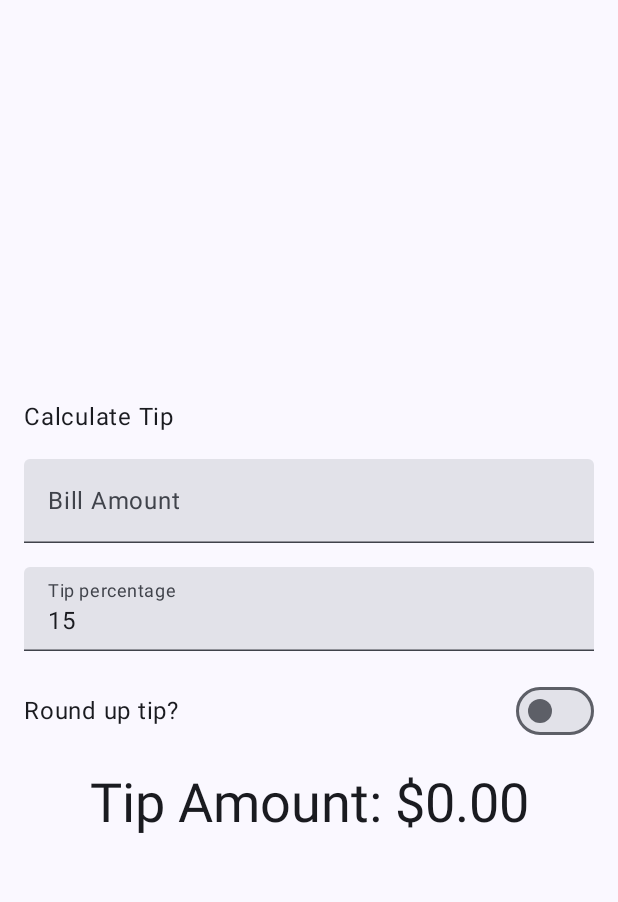
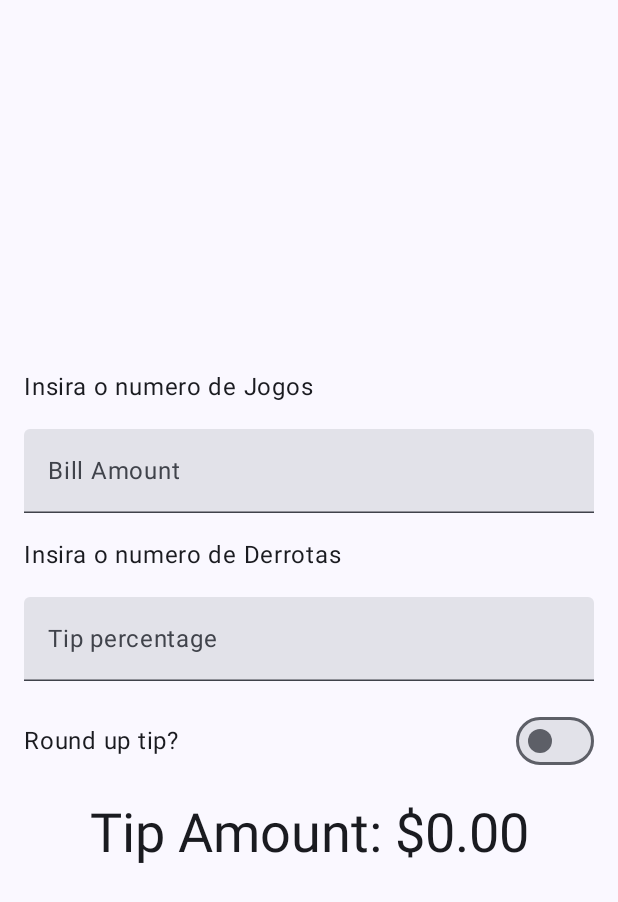
Before and after one commit to Condesso1998/CheckWin_Final, an Android app built with Jetpack Compose: the screen it shows after launch (MainActivity), on a phone screen of 412 x 824 dp. Shown: the top 902 px of the screen. Run offline under Robolectric (Android 15) with nearby library versions, the phone set to English and light mode, and no system bars.

Commit message:
mudança do nome das variaveis

```diff
--- a/app/src/main/java/pt/ipg/checkwin_final/MainActivity.kt
+++ b/app/src/main/java/pt/ipg/checkwin_final/MainActivity.kt
@@ -37,7 +37,6 @@ import androidx.compose.ui.tooling.preview.Preview
 import androidx.compose.ui.unit.dp
 import pt.ipg.checkwin_final.ui.theme.CheckWin_FinalTheme
 import java.text.NumberFormat
-
 class MainActivity : ComponentActivity() {
     override fun onCreate(savedInstanceState: Bundle?) {
         super.onCreate(savedInstanceState)
@@ -74,7 +73,9 @@ fun EditNumberField(
             imeAction = action
         ),
         modifier = modifier
+
     )
+
 }
 
 @Composable
@@ -105,7 +106,7 @@ fun TipTimeLayout(modifier: Modifier = Modifier) {
     }
 
     var tipPercentageInput by remember {
-        mutableStateOf("15")
+        mutableStateOf("")
     }
 
     var roundUpTip by remember {
@@ -127,7 +128,7 @@ fun TipTimeLayout(modifier: Modifier = Modifier) {
         verticalArrangement = Arrangement.Center
     ) {
         Text(
-            text = stringResource(R.string.calculate_tip),
+            text = stringResource(R.string.num_vitorias),
             modifier = Modifier
                 .padding(bottom = 16.dp)
                 .align(alignment = Alignment.Start)
@@ -141,6 +142,12 @@ fun TipTimeLayout(modifier: Modifier = Modifier) {
                 .fillMaxWidth()
                 .padding(bottom = 16.dp)
         )
+        Text(
+            text = stringResource(R.string.num_derrotas),
+            modifier = Modifier
+                .padding(bottom = 16.dp)
+                .align(alignment = Alignment.Start)
+        )
 
         EditNumberField(
             labelText = stringResource(R.string.tip_percentage),
@@ -151,6 +158,7 @@ fun TipTimeLayout(modifier: Modifier = Modifier) {
                 .fillMaxWidth()
                 .padding(bottom = 16.dp)
         )
+
 
         RoundUpTipRow(
             checked = roundUpTip,
--- a/app/src/main/res/values/strings.xml
+++ b/app/src/main/res/values/strings.xml
@@ -1,8 +1,10 @@
 <resources>
     <string name="app_name">CheckWin_Final</string>
-    <string name="calculate_tip">Calculate Tip</string>
+    <string name="calculate_tip">dfsfsfsf</string>
     <string name="bill_amount">Bill Amount</string>
     <string name="tip_amount">Tip Amount: %s</string>
     <string name="tip_percentage">Tip percentage</string>
     <string name="round_up_tip">Round up tip?</string>
+    <string name="num_vitorias">Insira o numero de Jogos</string>
+    <string name="num_derrotas">Insira o numero de  Derrotas</string>
 </resources>
```
